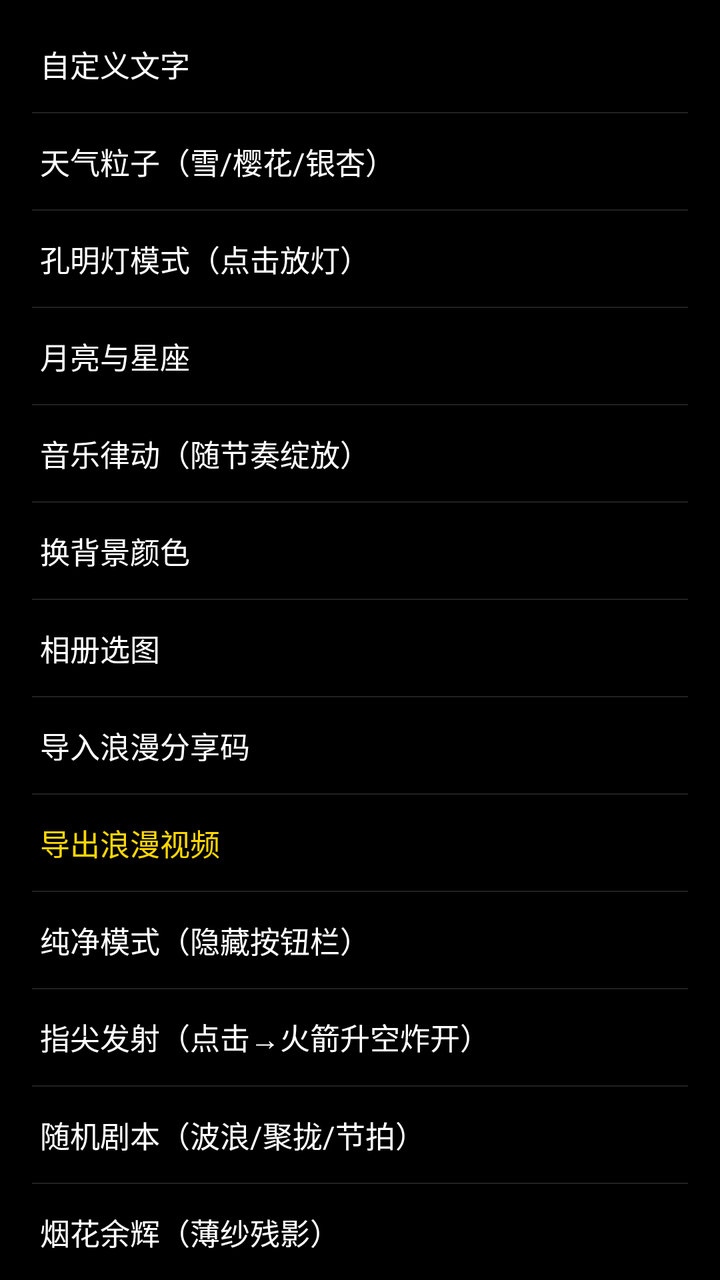
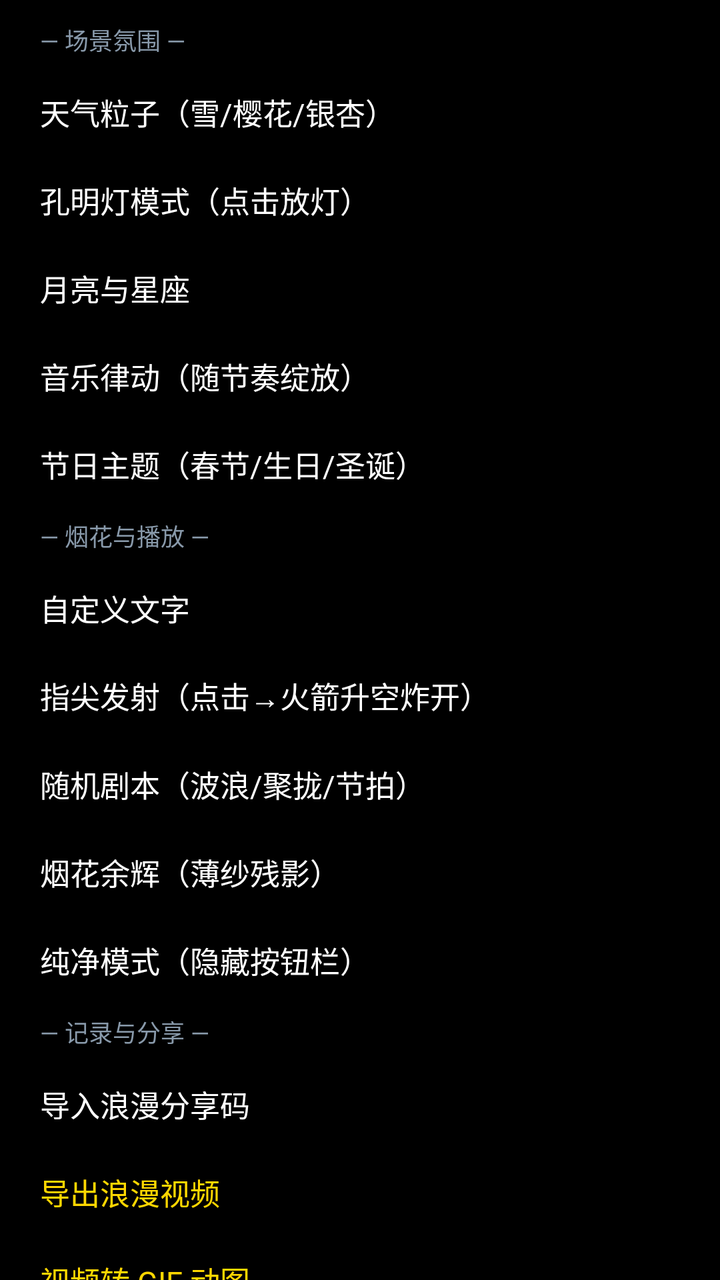

Compare the two renders of this Android layout. The source of the first and the diff that turns it into the second are given below.
<!-- AndroidManifest.xml: application theme Theme.Electronic -->
<!-- res/layout/layout_more_menu.xml -->
<?xml version="1.0" encoding="utf-8"?>
<ScrollView xmlns:android="http://schemas.android.com/apk/res/android"
    android:id="@+id/menu_scroll"
    android:layout_width="match_parent"
    android:layout_height="wrap_content"
    android:maxHeight="420dp"
    android:scrollbars="none">

    <LinearLayout
        android:layout_width="match_parent"
        android:layout_height="wrap_content"
        android:orientation="vertical"
        android:paddingVertical="8dp">

        <TextView
            android:id="@+id/tv_custom_text"
            android:layout_width="match_parent"
            android:layout_height="48dp"
            android:gravity="center_vertical"
            android:paddingHorizontal="20dp"
            android:text="自定义文字"
            android:textColor="#FFFFFF"
            android:textSize="15sp" />

        <View
            android:layout_width="match_parent"
            android:layout_height="0.5dp"
            android:layout_marginHorizontal="16dp"
            android:background="#22FFFFFF" />

        <TextView
            android:id="@+id/tv_weather"
            android:layout_width="match_parent"
            android:layout_height="48dp"
            android:gravity="center_vertical"
            android:paddingHorizontal="20dp"
            android:text="天气粒子（雪/樱花/银杏）"
            android:textColor="#FFFFFF"
            android:textSize="15sp" />

        <View
            android:layout_width="match_parent"
            android:layout_height="0.5dp"
            android:layout_marginHorizontal="16dp"
            android:background="#22FFFFFF" />

        <TextView
            android:id="@+id/tv_lantern"
            android:layout_width="match_parent"
            android:layout_height="48dp"
            android:gravity="center_vertical"
            android:paddingHorizontal="20dp"
            android:text="孔明灯模式（点击放灯）"
            android:textColor="#FFFFFF"
            android:textSize="15sp" />

        <View
            android:layout_width="match_parent"
            android:layout_height="0.5dp"
            android:layout_marginHorizontal="16dp"
            android:background="#22FFFFFF" />

        <TextView
            android:id="@+id/tv_moon"
            android:layout_width="match_parent"
            android:layout_height="48dp"
            android:gravity="center_vertical"
            android:paddingHorizontal="20dp"
            android:text="月亮与星座"
            android:textColor="#FFFFFF"
            android:textSize="15sp" />

        <View
            android:layout_width="match_parent"
            android:layout_height="0.5dp"
            android:layout_marginHorizontal="16dp"
            android:background="#22FFFFFF" />

        <TextView
            android:id="@+id/tv_rhythm"
            android:layout_width="match_parent"
            android:layout_height="48dp"
            android:gravity="center_vertical"
            android:paddingHorizontal="20dp"
            android:text="音乐律动（随节奏绽放）"
            android:textColor="#FFFFFF"
            android:textSize="15sp" />

        <View
            android:layout_width="match_parent"
            android:layout_height="0.5dp"
            android:layout_marginHorizontal="16dp"
            android:background="#22FFFFFF" />

        <TextView
            android:id="@+id/tv_change_bg"
            android:layout_width="match_parent"
            android:layout_height="48dp"
            android:gravity="center_vertical"
            android:paddingHorizontal="20dp"
            android:text="换背景颜色"
            android:textColor="#FFFFFF"
            android:textSize="15sp" />

        <View
            android:layout_width="match_parent"
            android:layout_height="0.5dp"
            android:layout_marginHorizontal="16dp"
            android:background="#22FFFFFF" />

        <TextView
            android:id="@+id/tv_pick_image"
            android:layout_width="match_parent"
            android:layout_height="48dp"
            android:gravity="center_vertical"
            android:paddingHorizontal="20dp"
            android:text="相册选图"
            android:textColor="#FFFFFF"
            android:textSize="15sp" />

        <View
            android:layout_width="match_parent"
            android:layout_height="0.5dp"
            android:layout_marginHorizontal="16dp"
            android:background="#22FFFFFF" />

        <TextView
            android:id="@+id/tv_import_share_code"
            android:layout_width="match_parent"
            android:layout_height="48dp"
            android:gravity="center_vertical"
            android:paddingHorizontal="20dp"
            android:text="导入浪漫分享码"
            android:textColor="#FFFFFF"
            android:textSize="15sp" />

        <View
            android:layout_width="match_parent"
            android:layout_height="0.5dp"
            android:layout_marginHorizontal="16dp"
            android:background="#22FFFFFF" />

        <TextView
            android:id="@+id/tv_export_video"
            android:layout_width="match_parent"
            android:layout_height="48dp"
            android:gravity="center_vertical"
            android:paddingHorizontal="20dp"
            android:text="导出浪漫视频"
            android:textColor="#FFD700"
            android:textSize="15sp" />

        <View
            android:layout_width="match_parent"
            android:layout_height="0.5dp"
            android:layout_marginHorizontal="16dp"
            android:background="#22FFFFFF" />

        <TextView
            android:id="@+id/tv_pure_mode"
            android:layout_width="match_parent"
            android:layout_height="48dp"
            android:gravity="center_vertical"
            android:paddingHorizontal="20dp"
            android:text="纯净模式（隐藏按钮栏）"
            android:textColor="#FFFFFF"
            android:textSize="15sp" />

        <View
            android:layout_width="match_parent"
            android:layout_height="0.5dp"
            android:layout_marginHorizontal="16dp"
            android:background="#22FFFFFF" />

        <TextView
            android:id="@+id/tv_rocket_mode"
            android:layout_width="match_parent"
            android:layout_height="48dp"
            android:gravity="center_vertical"
            android:paddingHorizontal="20dp"
            android:text="指尖发射（点击→火箭升空炸开）"
            android:textColor="#FFFFFF"
            android:textSize="15sp" />

        <View
            android:layout_width="match_parent"
            android:layout_height="0.5dp"
            android:layout_marginHorizontal="16dp"
            android:background="#22FFFFFF" />

        <TextView
            android:id="@+id/tv_auto_pattern"
            android:layout_width="match_parent"
            android:layout_height="48dp"
            android:gravity="center_vertical"
            android:paddingHorizontal="20dp"
            android:text="随机剧本（波浪/聚拢/节拍）"
            android:textColor="#FFFFFF"
            android:textSize="15sp" />

        <View
            android:layout_width="match_parent"
            android:layout_height="0.5dp"
            android:layout_marginHorizontal="16dp"
            android:background="#22FFFFFF" />

        <TextView
            android:id="@+id/tv_afterglow"
            android:layout_width="match_parent"
            android:layout_height="48dp"
            android:gravity="center_vertical"
            android:paddingHorizontal="20dp"
            android:text="烟花余辉（薄纱残影）"
            android:textColor="#FFFFFF"
            android:textSize="15sp" />

        <View
            android:layout_width="match_parent"
            android:layout_height="0.5dp"
            android:layout_marginHorizontal="16dp"
            android:background="#22FFFFFF" />

        <TextView
            android:id="@+id/tv_anniversary"
            android:layout_width="match_parent"
            android:layout_height="48dp"
            android:gravity="center_vertical"
            android:paddingHorizontal="20dp"
            android:text="纪念日"
            android:textColor="#FFFFFF"
            android:textSize="15sp" />

        <View
            android:layout_width="match_parent"
            android:layout_height="0.5dp"
            android:layout_marginHorizontal="16dp"
            android:background="#22FFFFFF" />

        <TextView
            android:id="@+id/tv_guide"
            android:layout_width="match_parent"
            android:layout_height="48dp"
            android:gravity="center_vertical"
            android:paddingHorizontal="20dp"
            android:text="玩法说明"
            android:textColor="#FFFFFF"
            android:textSize="15sp" />

        <View
            android:layout_width="match_parent"
            android:layout_height="0.5dp"
            android:layout_marginHorizontal="16dp"
            android:background="#22FFFFFF" />

        <TextView
            android:id="@+id/tv_set_wallpaper"
            android:layout_width="match_parent"
            android:layout_height="48dp"
            android:gravity="center_vertical"
            android:paddingHorizontal="20dp"
            android:text="设置为桌面壁纸"
            android:textColor="#FF1493"
            android:textSize="15sp" />

    </LinearLayout>
</ScrollView>
<!-- resources referenced by this layout -->
<resources>
  <style name="Theme.Electronic" parent="Base.Theme.Electronic" />
  <style name="Base.Theme.Electronic" parent="Theme.Material3.DayNight.NoActionBar">
          
          <item name="android:windowBackground">@android:color/black</item>
          
          
      </style>
</resources>

<!-- the commit's change to res/layout/layout_more_menu.xml (unified diff, before → after) -->
@@ -3,264 +3,234 @@
     android:id="@+id/menu_scroll"
     android:layout_width="match_parent"
     android:layout_height="wrap_content"
-    android:maxHeight="420dp"
+    android:maxHeight="460dp"
     android:scrollbars="none">
 
     <LinearLayout
         android:layout_width="match_parent"
         android:layout_height="wrap_content"
         android:orientation="vertical"
-        android:paddingVertical="8dp">
+        android:paddingVertical="6dp">
+
+        
+        <TextView
+            android:layout_width="match_parent"
+            android:layout_height="28dp"
+            android:gravity="center_vertical"
+            android:paddingHorizontal="20dp"
+            android:text="— 场景氛围 —"
+            android:textColor="#8899AA"
+            android:textSize="12sp" />
+
+        <TextView
+            android:id="@+id/tv_weather"
+            android:layout_width="match_parent"
+            android:layout_height="44dp"
+            android:gravity="center_vertical"
+            android:paddingHorizontal="20dp"
+            android:text="天气粒子（雪/樱花/银杏）"
+            android:textColor="#FFFFFF"
+            android:textSize="15sp" />
+
+        <TextView
+            android:id="@+id/tv_lantern"
+            android:layout_width="match_parent"
+            android:layout_height="44dp"
+            android:gravity="center_vertical"
+            android:paddingHorizontal="20dp"
+            android:text="孔明灯模式（点击放灯）"
+            android:textColor="#FFFFFF"
+            android:textSize="15sp" />
+
+        <TextView
+            android:id="@+id/tv_moon"
+            android:layout_width="match_parent"
+            android:layout_height="44dp"
+            android:gravity="center_vertical"
+            android:paddingHorizontal="20dp"
+            android:text="月亮与星座"
+            android:textColor="#FFFFFF"
+            android:textSize="15sp" />
+
+        <TextView
+            android:id="@+id/tv_rhythm"
+            android:layout_width="match_parent"
+            android:layout_height="44dp"
+            android:gravity="center_vertical"
+            android:paddingHorizontal="20dp"
+            android:text="音乐律动（随节奏绽放）"
+            android:textColor="#FFFFFF"
+            android:textSize="15sp" />
+
+        <TextView
+            android:id="@+id/tv_theme"
+            android:layout_width="match_parent"
+            android:layout_height="44dp"
+            android:gravity="center_vertical"
+            android:paddingHorizontal="20dp"
+            android:text="节日主题（春节/生日/圣诞）"
+            android:textColor="#FFFFFF"
+            android:textSize="15sp" />
+
+        
+        <TextView
+            android:layout_width="match_parent"
+            android:layout_height="28dp"
+            android:gravity="center_vertical"
+            android:paddingHorizontal="20dp"
+            android:text="— 烟花与播放 —"
+            android:textColor="#8899AA"
+            android:textSize="12sp" />
 
         <TextView
             android:id="@+id/tv_custom_text"
             android:layout_width="match_parent"
-            android:layout_height="48dp"
+            android:layout_height="44dp"
             android:gravity="center_vertical"
             android:paddingHorizontal="20dp"
             android:text="自定义文字"
             android:textColor="#FFFFFF"
             android:textSize="15sp" />
 
-        <View
-            android:layout_width="match_parent"
-            android:layout_height="0.5dp"
-            android:layout_marginHorizontal="16dp"
-            android:background="#22FFFFFF" />
-
-        <TextView
-            android:id="@+id/tv_weather"
-            android:layout_width="match_parent"
-            android:layout_height="48dp"
-            android:gravity="center_vertical"
-            android:paddingHorizontal="20dp"
-            android:text="天气粒子（雪/樱花/银杏）"
-            android:textColor="#FFFFFF"
-            android:textSize="15sp" />
-
-        <View
-            android:layout_width="match_parent"
-            android:layout_height="0.5dp"
-            android:layout_marginHorizontal="16dp"
-            android:background="#22FFFFFF" />
-
-        <TextView
-            android:id="@+id/tv_lantern"
-            android:layout_width="match_parent"
-            android:layout_height="48dp"
-            android:gravity="center_vertical"
-            android:paddingHorizontal="20dp"
-            android:text="孔明灯模式（点击放灯）"
-            android:textColor="#FFFFFF"
-            android:textSize="15sp" />
-
-        <View
-            android:layout_width="match_parent"
-            android:layout_height="0.5dp"
-            android:layout_marginHorizontal="16dp"
-            android:background="#22FFFFFF" />
-
-        <TextView
-            android:id="@+id/tv_moon"
-            android:layout_width="match_parent"
-            android:layout_height="48dp"
-            android:gravity="center_vertical"
-            android:paddingHorizontal="20dp"
-            android:text="月亮与星座"
-            android:textColor="#FFFFFF"
-            android:textSize="15sp" />
-
-        <View
-            android:layout_width="match_parent"
-            android:layout_height="0.5dp"
-            android:layout_marginHorizontal="16dp"
-            android:background="#22FFFFFF" />
-
-        <TextView
-            android:id="@+id/tv_rhythm"
-            android:layout_width="match_parent"
-            android:layout_height="48dp"
-            android:gravity="center_vertical"
-            android:paddingHorizontal="20dp"
-            android:text="音乐律动（随节奏绽放）"
-            android:textColor="#FFFFFF"
-            android:textSize="15sp" />
-
-        <View
-            android:layout_width="match_parent"
-            android:layout_height="0.5dp"
-            android:layout_marginHorizontal="16dp"
-            android:background="#22FFFFFF" />
-
-        <TextView
-            android:id="@+id/tv_change_bg"
-            android:layout_width="match_parent"
-            android:layout_height="48dp"
-            android:gravity="center_vertical"
-            android:paddingHorizontal="20dp"
-            android:text="换背景颜色"
-            android:textColor="#FFFFFF"
-            android:textSize="15sp" />
-
-        <View
-            android:layout_width="match_parent"
-            android:layout_height="0.5dp"
-            android:layout_marginHorizontal="16dp"
-            android:background="#22FFFFFF" />
-
-        <TextView
-            android:id="@+id/tv_pick_image"
-            android:layout_width="match_parent"
-            android:layout_height="48dp"
-            android:gravity="center_vertical"
-            android:paddingHorizontal="20dp"
-            android:text="相册选图"
-            android:textColor="#FFFFFF"
-            android:textSize="15sp" />
-
-        <View
-            android:layout_width="match_parent"
-            android:layout_height="0.5dp"
-            android:layout_marginHorizontal="16dp"
-            android:background="#22FFFFFF" />
+        <TextView
+            android:id="@+id/tv_rocket_mode"
+            android:layout_width="match_parent"
+            android:layout_height="44dp"
+            android:gravity="center_vertical"
+            android:paddingHorizontal="20dp"
+            android:text="指尖发射（点击→火箭升空炸开）"
+            android:textColor="#FFFFFF"
+            android:textSize="15sp" />
+
+        <TextView
+            android:id="@+id/tv_auto_pattern"
+            android:layout_width="match_parent"
+            android:layout_height="44dp"
+            android:gravity="center_vertical"
+            android:paddingHorizontal="20dp"
+            android:text="随机剧本（波浪/聚拢/节拍）"
+            android:textColor="#FFFFFF"
+            android:textSize="15sp" />
+
+        <TextView
+            android:id="@+id/tv_afterglow"
+            android:layout_width="match_parent"
+            android:layout_height="44dp"
+            android:gravity="center_vertical"
+            android:paddingHorizontal="20dp"
+            android:text="烟花余辉（薄纱残影）"
+            android:textColor="#FFFFFF"
+            android:textSize="15sp" />
+
+        <TextView
+            android:id="@+id/tv_pure_mode"
+            android:layout_width="match_parent"
+            android:layout_height="44dp"
+            android:gravity="center_vertical"
+            android:paddingHorizontal="20dp"
+            android:text="纯净模式（隐藏按钮栏）"
+            android:textColor="#FFFFFF"
+            android:textSize="15sp" />
+
+        
+        <TextView
+            android:layout_width="match_parent"
+            android:layout_height="28dp"
+            android:gravity="center_vertical"
+            android:paddingHorizontal="20dp"
+            android:text="— 记录与分享 —"
+            android:textColor="#8899AA"
+            android:textSize="12sp" />
 
         <TextView
             android:id="@+id/tv_import_share_code"
             android:layout_width="match_parent"
-            android:layout_height="48dp"
+            android:layout_height="44dp"
             android:gravity="center_vertical"
             android:paddingHorizontal="20dp"
             android:text="导入浪漫分享码"
             android:textColor="#FFFFFF"
             android:textSize="15sp" />
 
-        <View
-            android:layout_width="match_parent"
-            android:layout_height="0.5dp"
-            android:layout_marginHorizontal="16dp"
-            android:background="#22FFFFFF" />
-
         <TextView
             android:id="@+id/tv_export_video"
             android:layout_width="match_parent"
-            android:layout_height="48dp"
+            android:layout_height="44dp"
             android:gravity="center_vertical"
             android:paddingHorizontal="20dp"
             android:text="导出浪漫视频"
             android:textColor="#FFD700"
             android:textSize="15sp" />
 
-        <View
-            android:layout_width="match_parent"
-            android:layout_height="0.5dp"
-            android:layout_marginHorizontal="16dp"
-            android:background="#22FFFFFF" />
-
-        <TextView
-            android:id="@+id/tv_pure_mode"
-            android:layout_width="match_parent"
-            android:layout_height="48dp"
-            android:gravity="center_vertical"
-            android:paddingHorizontal="20dp"
-            android:text="纯净模式（隐藏按钮栏）"
-            android:textColor="#FFFFFF"
-            android:textSize="15sp" />
-
-        <View
-            android:layout_width="match_parent"
-            android:layout_height="0.5dp"
-            android:layout_marginHorizontal="16dp"
-            android:background="#22FFFFFF" />
-
-        <TextView
-            android:id="@+id/tv_rocket_mode"
-            android:layout_width="match_parent"
-            android:layout_height="48dp"
-            android:gravity="center_vertical"
-            android:paddingHorizontal="20dp"
-            android:text="指尖发射（点击→火箭升空炸开）"
-            android:textColor="#FFFFFF"
-            android:textSize="15sp" />
-
-        <View
-            android:layout_width="match_parent"
-            android:layout_height="0.5dp"
-            android:layout_marginHorizontal="16dp"
-            android:background="#22FFFFFF" />
-
-        <TextView
-            android:id="@+id/tv_auto_pattern"
-            android:layout_width="match_parent"
-            android:layout_height="48dp"
-            android:gravity="center_vertical"
-            android:paddingHorizontal="20dp"
-            android:text="随机剧本（波浪/聚拢/节拍）"
-            android:textColor="#FFFFFF"
-            android:textSize="15sp" />
-
-        <View
-            android:layout_width="match_parent"
-            android:layout_height="0.5dp"
-            android:layout_marginHorizontal="16dp"
-            android:background="#22FFFFFF" />
-
-        <TextView
-            android:id="@+id/tv_afterglow"
-            android:layout_width="match_parent"
-            android:layout_height="48dp"
-            android:gravity="center_vertical"
-            android:paddingHorizontal="20dp"
-            android:text="烟花余辉（薄纱残影）"
-            android:textColor="#FFFFFF"
-            android:textSize="15sp" />
-
-        <View
-            android:layout_width="match_parent"
-            android:layout_height="0.5dp"
-            android:layout_marginHorizontal="16dp"
-            android:background="#22FFFFFF" />
+        <TextView
+            android:id="@+id/tv_export_gif"
+            android:layout_width="match_parent"
+            android:layout_height="44dp"
+            android:gravity="center_vertical"
+            android:paddingHorizontal="20dp"
+            android:text="视频转 GIF 动图"
+            android:textColor="#FFD700"
+            android:textSize="15sp" />
 
         <TextView
             android:id="@+id/tv_anniversary"
             android:layout_width="match_parent"
-            android:layout_height="48dp"
+            android:layout_height="44dp"
             android:gravity="center_vertical"
             android:paddingHorizontal="20dp"
             android:text="纪念日"
             android:textColor="#FFFFFF"
             android:textSize="15sp" />
 
-        <View
-            android:layout_width="match_parent"
-            android:layout_height="0.5dp"
-            android:layout_marginHorizontal="16dp"
-            android:background="#22FFFFFF" />
-
-        <TextView
-            android:id="@+id/tv_guide"
-            android:layout_width="match_parent"
-            android:layout_height="48dp"
-            android:gravity="center_vertical"
-            android:paddingHorizontal="20dp"
-            android:text="玩法说明"
-            android:textColor="#FFFFFF"
-            android:textSize="15sp" />
-
-        <View
-            android:layout_width="match_parent"
-            android:layout_height="0.5dp"
-            android:layout_marginHorizontal="16dp"
-            android:background="#22FFFFFF" />
+        
+        <TextView
+            android:layout_width="match_parent"
+            android:layout_height="28dp"
+            android:gravity="center_vertical"
+            android:paddingHorizontal="20dp"
+            android:text="— 其他 —"
+            android:textColor="#8899AA"
+            android:textSize="12sp" />
+
+        <TextView
+            android:id="@+id/tv_change_bg"
+            android:layout_width="match_parent"
+            android:layout_height="44dp"
+            android:gravity="center_vertical"
+            android:paddingHorizontal="20dp"
+            android:text="换背景颜色"
+            android:textColor="#FFFFFF"
+            android:textSize="15sp" />
+
+        <TextView
+            android:id="@+id/tv_pick_image"
+            android:layout_width="match_parent"
+            android:layout_height="44dp"
+            android:gravity="center_vertical"
+            android:paddingHorizontal="20dp"
+            android:text="相册选图"
+            android:textColor="#FFFFFF"
+            android:textSize="15sp" />
 
         <TextView
             android:id="@+id/tv_set_wallpaper"
             android:layout_width="match_parent"
-            android:layout_height="48dp"
+            android:layout_height="44dp"
             android:gravity="center_vertical"
             android:paddingHorizontal="20dp"
             android:text="设置为桌面壁纸"
             android:textColor="#FF1493"
             android:textSize="15sp" />
 
+        <TextView
+            android:id="@+id/tv_guide"
+            android:layout_width="match_parent"
+            android:layout_height="44dp"
+            android:gravity="center_vertical"
+            android:paddingHorizontal="20dp"
+            android:text="玩法说明"
+            android:textColor="#FFFFFF"
+            android:textSize="15sp" />
+
     </LinearLayout>
 </ScrollView>
